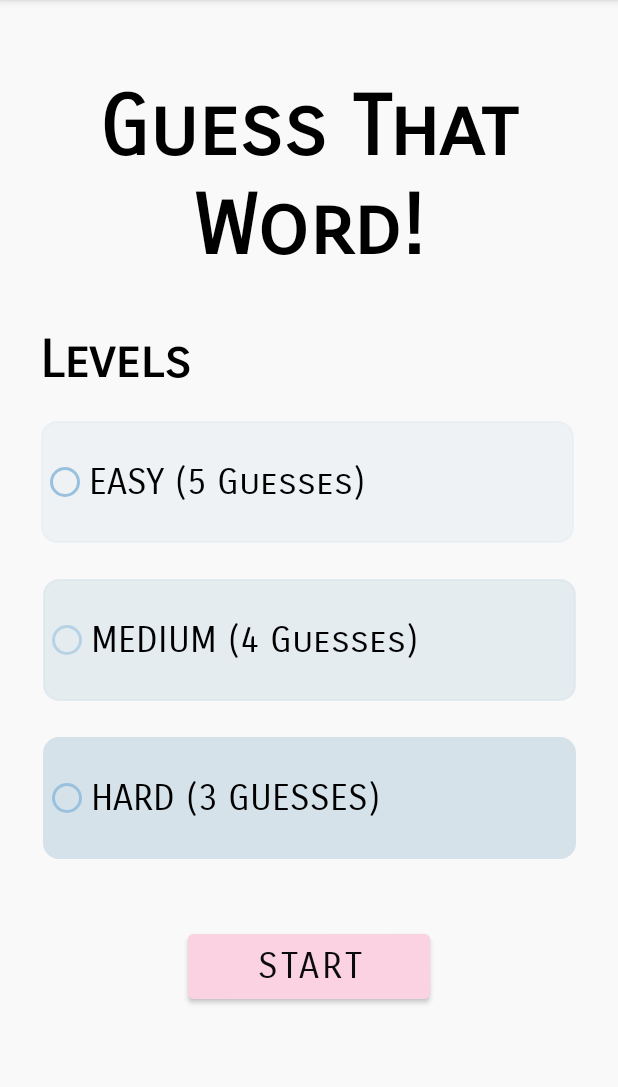
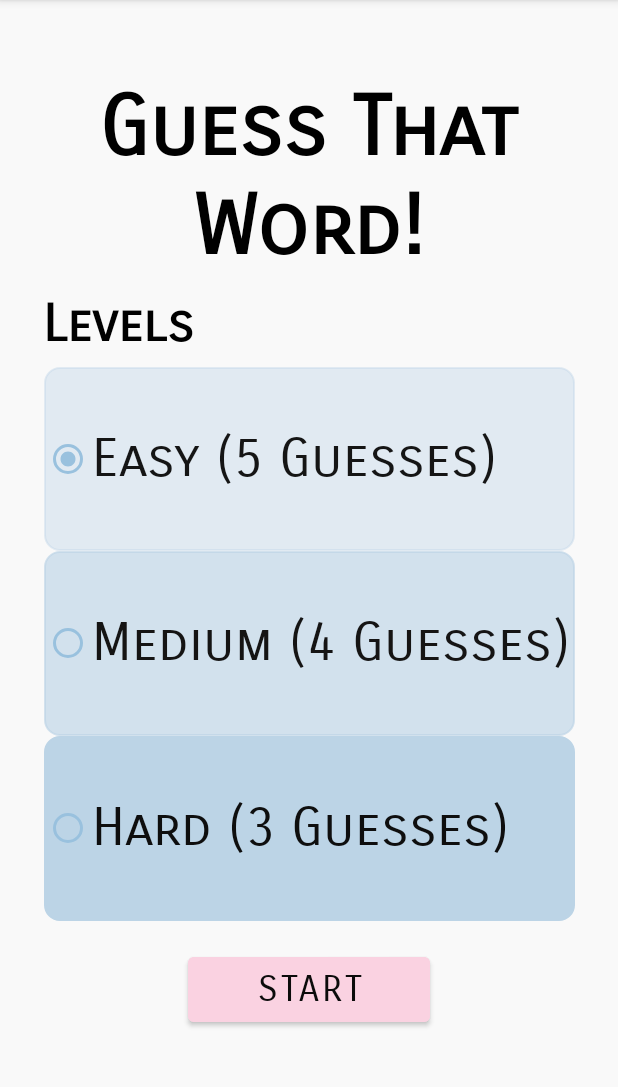
Before and after one commit to eunseolee00/WordGame, an Android app: the screen it shows after launch (MainActivity), on a phone screen of 412 x 824 dp, the part 84-1171 px from its top. Run offline under Robolectric (Android 15) with nearby library versions, the phone set to English and light mode, and no system bars.

Commit message:
Commit #2

```diff
--- a/app/src/main/res/layout/activity_main.xml
+++ b/app/src/main/res/layout/activity_main.xml
@@ -8,46 +8,66 @@
     android:backgroundTint="#F9F9F9"
     tools:context=".MainActivity">
 
-    <RadioButton
-        android:id="@+id/hardLevel"
-        android:layout_width="355dp"
-        android:layout_height="81dp"
-        android:layout_marginTop="24dp"
-        android:background="@drawable/background"
-        android:backgroundTint="#D6E2E9"
-        android:buttonTint="#99C1DE"
-        android:fontFamily="sans-serif-smallcaps"
-        android:text="HARD (3 GUESSES)"
-        android:textAlignment="textStart"
-        android:textColor="#000000"
-        android:textSize="24sp"
+
+    <RadioGroup
+        android:id="@+id/radioGroup"
+        android:layout_width="354dp"
+        android:layout_height="369dp"
+        android:layout_marginTop="8dp"
         app:layout_constraintEnd_toEndOf="parent"
         app:layout_constraintHorizontal_bias="0.5"
         app:layout_constraintStart_toStartOf="parent"
-        app:layout_constraintTop_toBottomOf="@+id/mediumLevel" />
+        app:layout_constraintTop_toBottomOf="@+id/textView3">
 
-    <RadioButton
-        android:id="@+id/mediumLevel"
-        android:layout_width="355dp"
-        android:layout_height="81dp"
-        android:layout_marginTop="24dp"
-        android:background="@drawable/background"
-        android:backgroundTint="#8DD6E2E9"
-        android:buttonTint="#9E99C1DE"
-        android:fontFamily="sans-serif-smallcaps"
-        android:text="MEDIUM (4 Guesses)"
-        android:textAlignment="textStart"
-        android:textColor="#000000"
-        android:textSize="24sp"
-        app:layout_constraintEnd_toEndOf="parent"
-        app:layout_constraintStart_toStartOf="parent"
-        app:layout_constraintTop_toBottomOf="@+id/easyLevel" />
+        <RadioButton
+            android:id="@+id/easyLevel"
+            android:layout_width="match_parent"
+            android:layout_height="16dp"
+            android:layout_weight="1"
+            android:background="@drawable/background"
+            android:backgroundTint="#68BCD4E6"
+            android:buttonTint="#99C1DE"
+            android:checked="true"
+            android:fontFamily="sans-serif-smallcaps"
+            android:onClick="howHard"
+            android:text="Easy (5 Guesses)"
+            android:textColor="#151515"
+            android:textSize="35sp" />
+
+        <RadioButton
+            android:id="@+id/mediumLevel"
+            android:layout_width="match_parent"
+            android:layout_height="16dp"
+            android:layout_weight="1"
+            android:background="@drawable/background"
+            android:backgroundTint="#A4BCD4E6"
+            android:buttonTint="#99C1DE"
+            android:fontFamily="sans-serif-smallcaps"
+            android:onClick="howHard"
+            android:text="Medium (4 Guesses)"
+            android:textColor="#151414"
+            android:textSize="35sp" />
+
+        <RadioButton
+            android:id="@+id/hardLevel"
+            android:layout_width="match_parent"
+            android:layout_height="16dp"
+            android:layout_weight="1"
+            android:background="@drawable/background"
+            android:backgroundTint="#BCD4E6"
+            android:buttonTint="#99C1DE"
+            android:fontFamily="sans-serif-smallcaps"
+            android:onClick="howHard"
+            android:text="Hard (3 Guesses)"
+            android:textColor="#0E0E0E"
+            android:textSize="35sp" />
+    </RadioGroup>
 
     <TextView
         android:id="@+id/textView3"
         android:layout_width="146dp"
         android:layout_height="41dp"
-        android:layout_marginTop="44dp"
+        android:layout_marginTop="20dp"
         android:fontFamily="sans-serif-smallcaps"
         android:text="Levels"
         android:textAlignment="textStart"
@@ -55,7 +75,7 @@
         android:textSize="34sp"
         android:textStyle="bold"
         app:layout_constraintEnd_toEndOf="parent"
-        app:layout_constraintHorizontal_bias="0.101"
+        app:layout_constraintHorizontal_bias="0.109"
         app:layout_constraintStart_toStartOf="parent"
         app:layout_constraintTop_toBottomOf="@+id/textView2" />
 
@@ -75,36 +95,21 @@
         app:layout_constraintStart_toStartOf="parent"
         app:layout_constraintTop_toTopOf="parent" />
 
-    <RadioButton
-        android:id="@+id/easyLevel"
-        android:layout_width="355dp"
-        android:layout_height="81dp"
-        android:layout_marginTop="20dp"
-        android:background="@drawable/background"
-        android:backgroundTint="#52D6E2E9"
-        android:buttonTint="#99C1DE"
-        android:fontFamily="sans-serif-smallcaps"
-        android:text="EASY (5 Guesses)"
-        android:textAlignment="textStart"
-        android:textColor="#000000"
-        android:textSize="24sp"
-        app:layout_constraintEnd_toEndOf="parent"
-        app:layout_constraintHorizontal_bias="0.482"
-        app:layout_constraintStart_toStartOf="parent"
-        app:layout_constraintTop_toBottomOf="@+id/textView3" />
 
     <Button
         android:id="@+id/startButton"
         android:layout_width="161dp"
         android:layout_height="55dp"
-        android:layout_marginTop="44dp"
+        android:layout_marginTop="18dp"
         android:backgroundTint="#FAD2E1"
         android:fontFamily="sans-serif-smallcaps"
+        android:onClick="playGame"
         android:text="Start"
         android:textColor="#0B0B0B"
         android:textSize="24sp"
         app:layout_constraintEnd_toEndOf="parent"
         app:layout_constraintStart_toStartOf="parent"
-        app:layout_constraintTop_toBottomOf="@+id/hardLevel" />
+        app:layout_constraintTop_toBottomOf="@+id/radioGroup" />
+
 
 </androidx.constraintlayout.widget.ConstraintLayout>
```
Also changed, not shown: app/src/main/java/com/example/wordgame/GameActivity.kt (+53 -9 lines), app/src/main/res/layout/activity_game.xml (+7 -2 lines).
